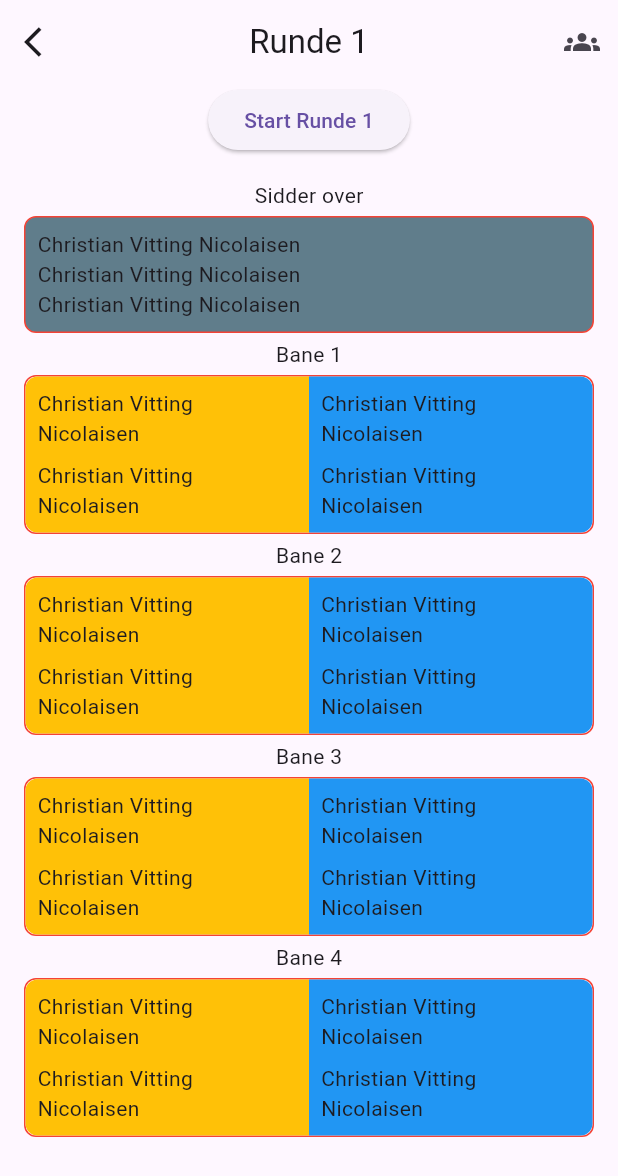
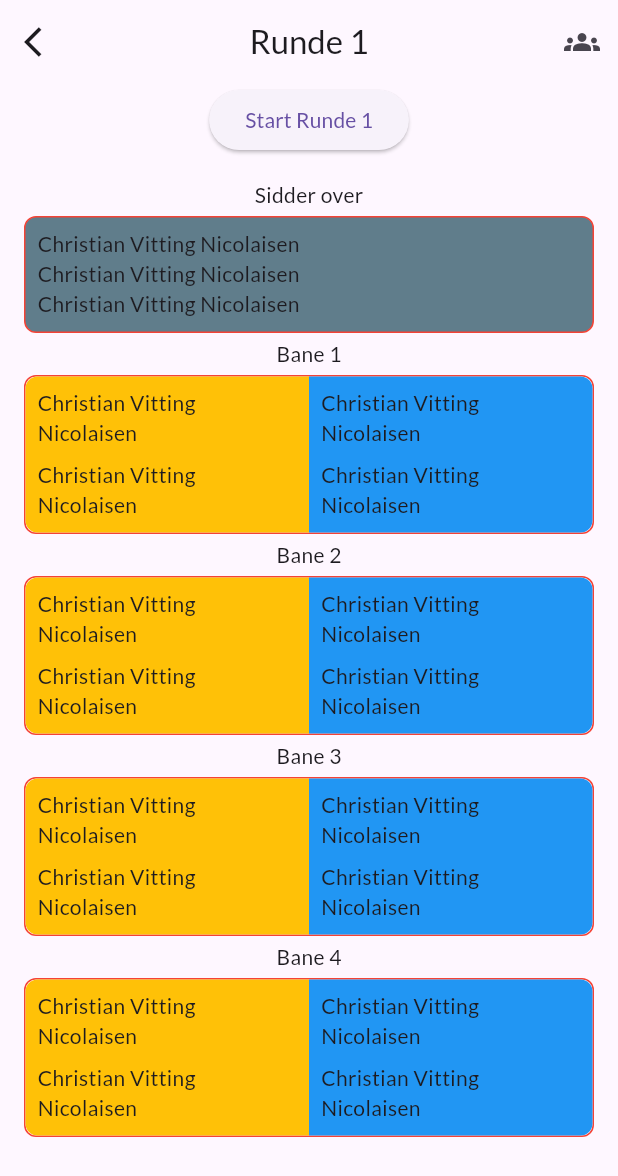
Before and after one commit to vitting/silkeborgcano, a Flutter app: the screen it shows after launch, after a tap on "Tilføj tournering", after a tap on "Start turnering", on a phone screen of 412 x 824 dp. Shown: the top 1176 px of the screen. Run offline on Flutter 3.47's test engine with Material 3 defaults, Android fonts, the phone set to English and light mode, and no system bars; our stand-ins replace gap, get_it, go_router, google_fonts, objectbox; generated files the repository leaves out were written again.

Commit message:
feat: add google_fonts dependency and apply Lato font to app theme

```diff
--- a/lib/app_entry.dart
+++ b/lib/app_entry.dart
@@ -1,4 +1,5 @@
 import 'package:flutter/material.dart';
+import 'package:google_fonts/google_fonts.dart';
 import 'package:silkeborgcano/router.dart';
 
 class AppEntry extends StatelessWidget {
@@ -6,6 +7,10 @@ class AppEntry extends StatelessWidget {
 
   @override
   Widget build(BuildContext context) {
-    return MaterialApp.router(routerConfig: router);
+    final TextTheme textTheme = Theme.of(context).textTheme;
+    return MaterialApp.router(
+      routerConfig: router,
+      theme: ThemeData(textTheme: GoogleFonts.latoTextTheme(textTheme)),
+    );
   }
 }
--- a/pubspec.yaml
+++ b/pubspec.yaml
@@ -15,6 +15,7 @@ dependencies:
   gap: ^3.0.1
   get_it: ^8.2.0
   go_router: ^16.2.2
+  google_fonts: ^6.3.1
   objectbox: ^4.3.1
   objectbox_flutter_libs: any
   path: ^1.9.1
```
Also changed, not shown: pubspec.lock.
